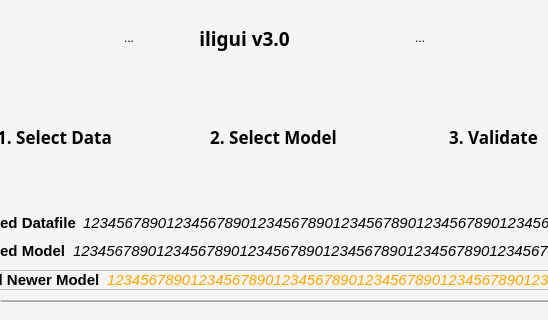
Old version of the form ui_files/window_main.ui in the repository MoreIceFitzGerry/iligui; both pictures show x 94 to 642 and y 0 to 320 of the 737 by 484 pixel window.
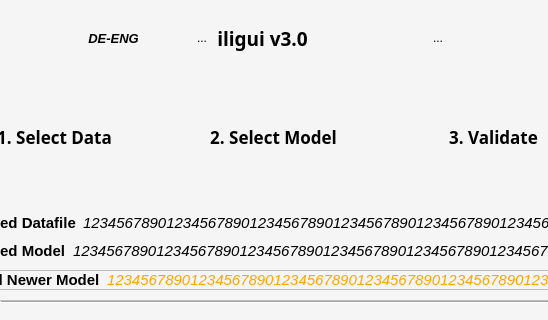
New version of the form. Icons and pictures are not drawn.

```diff
--- a/ui_files/window_main.ui
+++ b/ui_files/window_main.ui
@@ -65,7 +65,7 @@
     <property name="bottomMargin">
      <number>16</number>
     </property>
-    <item alignment="Qt::AlignTop">
+    <item>
      <widget class="QFrame" name="MainFrame">
       <property name="sizePolicy">
        <sizepolicy hsizetype="Preferred" vsizetype="Fixed">
@@ -131,6 +131,52 @@
           <property name="bottomMargin">
            <number>0</number>
           </property>
+          <item>
+           <widget class="QToolButton" name="toolButton">
+            <property name="minimumSize">
+             <size>
+              <width>60</width>
+              <height>60</height>
+             </size>
+            </property>
+            <property name="font">
+             <font>
+              <pointsize>10</pointsize>
+              <italic>true</italic>
+              <bold>true</bold>
+             </font>
+            </property>
+            <property name="text">
+             <string>DE-ENG</string>
+            </property>
+            <property name="icon">
+             <iconset>
+              <normaloff>../icons/globe.svg</normaloff>../icons/globe.svg</iconset>
+            </property>
+            <property name="iconSize">
+             <size>
+              <width>25</width>
+              <height>25</height>
+             </size>
+            </property>
+            <property name="autoRaise">
+             <bool>true</bool>
+            </property>
+           </widget>
+          </item>
+          <item>
+           <spacer name="horizontalSpacer_3">
+            <property name="orientation">
+             <enum>Qt::Horizontal</enum>
+            </property>
+            <property name="sizeHint" stdset="0">
+             <size>
+              <width>40</width>
+              <height>20</height>
+             </size>
+            </property>
+           </spacer>
+          </item>
           <item>
            <widget class="QToolButton" name="interlisButton">
             <property name="sizePolicy">
@@ -141,8 +187,8 @@
             </property>
             <property name="minimumSize">
              <size>
-              <width>60</width>
-              <height>60</height>
+              <width>30</width>
+              <height>30</height>
              </size>
             </property>
             <property name="text">
@@ -163,19 +209,6 @@
             </property>
            </widget>
           </item>
-          <item>
-           <spacer name="horizontalSpacer_3">
-            <property name="orientation">
-             <enum>Qt::Horizontal</enum>
-            </property>
-            <property name="sizeHint" stdset="0">
-             <size>
-              <width>40</width>
-              <height>20</height>
-             </size>
-            </property>
-           </spacer>
-          </item>
           <item>
            <widget class="QLabel" name="versionLabel">
             <property name="font">
```
Left out of the diff: 10 changed lines with no effect on the pictures.
